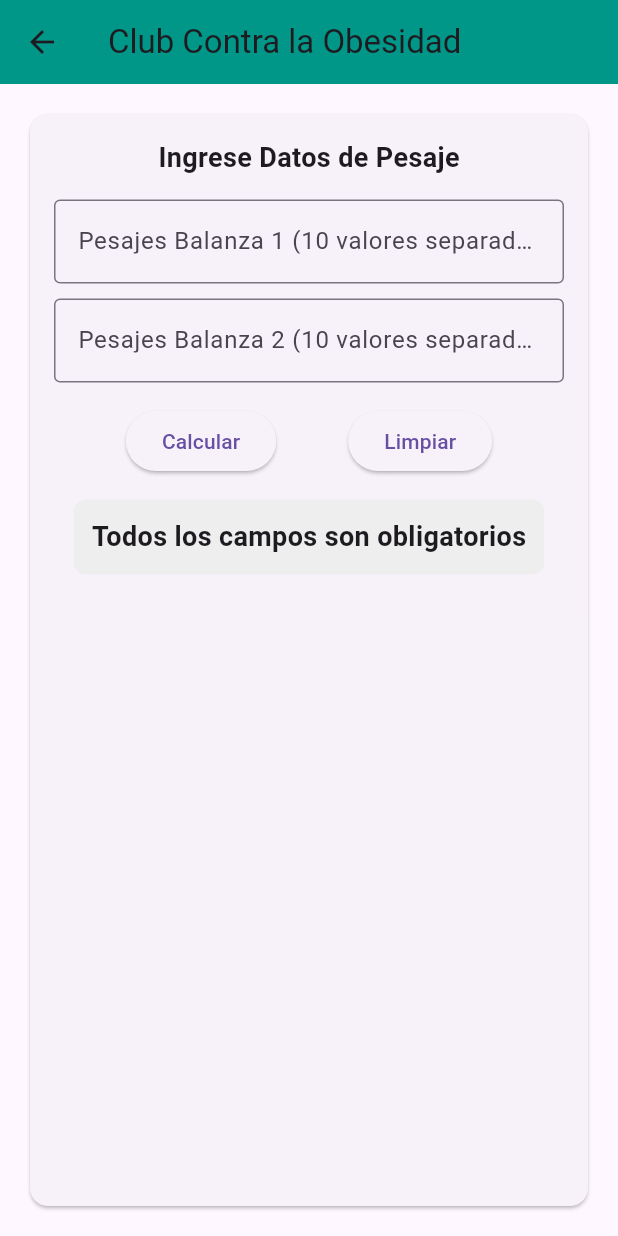
After one commit to saraycanarteg/DesarrolloAppMoviles, a Flutter app: the PesoPage screen opened directly, after a tap on "Calcular", on a phone screen of 412 x 824 dp. The commit adds this screen. Run offline on Flutter 3.47's test engine with Material 3 defaults, Android fonts, the phone set to English and light mode, and no system bars.

Commit message:
comparacion peso

```diff
--- /dev/null
+++ b/tarea1.1/lib/controller/peso_controller.dart
@@ -0,0 +1,44 @@
+import 'package:deber_p1/model/peso_model.dart';
+
+class PesoController {
+  String procesar(String pesajes1Str, String pesajes2Str) {
+    try {
+      // Validar campos vacíos
+      if (pesajes1Str.isEmpty || pesajes2Str.isEmpty) {
+        return 'Todos los campos son obligatorios';
+      }
+
+      // Parsear pesajes de la primera balanza
+      final pesajes1 = pesajes1Str.split(',').map((e) => double.parse(e.trim())).toList();
+
+      // Parsear pesajes de la segunda balanza
+      final pesajes2 = pesajes2Str.split(',').map((e) => double.parse(e.trim())).toList();
+
+      // Validar que haya exactamente 10 pesajes en cada balanza
+      if (pesajes1.length != 10) {
+        return 'Ingrese exactamente 10 pesajes en la primera balanza';
+      }
+
+      if (pesajes2.length != 10) {
+        return 'Ingrese exactamente 10 pesajes en la segunda balanza';
+      }
+
+      // Validar valores positivos
+      if (pesajes1.any((p) => p <= 0) || pesajes2.any((p) => p <= 0)) {
+        return 'Los pesos deben ser valores positivos';
+      }
+
+      // Calcular
+      final resultado = PesoModel.calcularPeso(pesajes1, pesajes2);
+
+      return '''
+${resultado.estado} ${resultado.diferencia.toStringAsFixed(2)} kg
+
+Promedio Pesaje 1: ${resultado.promedioPeso1.toStringAsFixed(2)} kg
+Promedio Pesaje 2: ${resultado.promedioPeso2.toStringAsFixed(2)} kg
+      ''';
+    } catch (e) {
+      return 'Ingrese valores válidos. Formato: 10 pesos separados por coma en cada campo';
+    }
+  }
+}
--- /dev/null
+++ b/tarea1.1/lib/model/peso_model.dart
@@ -0,0 +1,33 @@
+class PesoModel {
+  final double promedioPeso1;
+  final double promedioPeso2;
+  final double diferencia;
+  final String estado;
+
+  PesoModel({
+    required this.promedioPeso1,
+    required this.promedioPeso2,
+    required this.diferencia,
+    required this.estado,
+  });
+
+  static PesoModel calcularPeso(
+      List<double> pesajes1, List<double> pesajes2) {
+    // Calcular promedio de los 10 pesajes de cada balanza
+    final promedio1 = pesajes1.fold(0.0, (a, b) => a + b) / pesajes1.length;
+    final promedio2 = pesajes2.fold(0.0, (a, b) => a + b) / pesajes2.length;
+
+    // Calcular diferencia
+    final diferencia = promedio2 - promedio1;
+
+    // Determinar estado
+    final estado = diferencia > 0 ? 'SUBIO' : 'BAJO';
+
+    return PesoModel(
+      promedioPeso1: promedio1,
+      promedioPeso2: promedio2,
+      diferencia: diferencia.abs(),
+      estado: estado,
+    );
+  }
+}
--- a/tarea1.1/lib/view/menu_page.dart
+++ b/tarea1.1/lib/view/menu_page.dart
@@ -3,6 +3,7 @@ import 'cajero_view.dart';
 import 'vuelto_view.dart';
 import 'bisiesto_view.dart';
 import 'perfecto_view.dart';
+import 'peso_view.dart';
 
 class MenuPage extends StatelessWidget {
   @override
@@ -63,6 +64,18 @@ class MenuPage extends StatelessWidget {
               child: Text("Ejercicio 4 - Número Perfecto"),
             ),
 
+            SizedBox(height: 20),
+
+            ElevatedButton(
+              onPressed: () {
+                Navigator.push(
+                  context,
+                  MaterialPageRoute(builder: (context) => PesoPage()),
+                );
+              },
+              child: Text("Ejercicio 5 - Control de Peso"),
+            ),
+
           ],
         ),
       ),
--- /dev/null
+++ b/tarea1.1/lib/view/peso_view.dart
@@ -0,0 +1,157 @@
+import 'package:flutter/material.dart';
+import 'package:deber_p1/controller/peso_controller.dart';
+
+//********************** atomos **********************
+class Label extends StatelessWidget {
+  final String text;
+  Label(this.text, {super.key});
+
+  @override
+  Widget build(BuildContext context) =>
+      Text(text, style: TextStyle(fontSize: 18, fontWeight: FontWeight.bold));
+}
+
+class InputField extends StatelessWidget {
+  final TextEditingController controller;
+  final String hint;
+
+  InputField({super.key, required this.controller, required this.hint});
+
+  @override
+  Widget build(BuildContext context) => TextField(
+    controller: controller,
+    decoration: InputDecoration(
+      labelText: hint,
+      border: OutlineInputBorder(),
+    ),
+  );
+}
+
+class PrimaryButton extends StatelessWidget {
+  final String text;
+  final VoidCallback onPressed;
+  PrimaryButton({super.key, required this.text, required this.onPressed});
+
+  @override
+  Widget build(BuildContext context) =>
+      ElevatedButton(onPressed: onPressed, child: Text(text));
+}
+
+//************************ molecula *********************************************
+class PesajesForm extends StatelessWidget {
+  final TextEditingController pesajes1C;
+  final TextEditingController pesajes2C;
+
+  PesajesForm({
+    super.key,
+    required this.pesajes1C,
+    required this.pesajes2C,
+  });
+
+  @override
+  Widget build(BuildContext context) {
+    return Column(
+      children: [
+        InputField(
+          controller: pesajes1C,
+          hint: 'Pesajes Balanza 1 (10 valores separados por coma)',
+        ),
+        SizedBox(height: 10),
+        InputField(
+          controller: pesajes2C,
+          hint: 'Pesajes Balanza 2 (10 valores separados por coma)',
+        ),
+      ],
+    );
+  }
+}
+
+//***************************** organismo *********************************************
+class PesoCard extends StatefulWidget {
+  PesoCard({super.key});
+
+  @override
+  State<PesoCard> createState() => _PesoCardState();
+}
+
+class _PesoCardState extends State<PesoCard> {
+  final _ctrlpesajes1 = TextEditingController();
+  final _ctrlpesajes2 = TextEditingController();
+  String _resultado = '';
+
+  final _controller = PesoController();
+
+  void _calcular() {
+    setState(() {
+      _resultado = _controller.procesar(
+        _ctrlpesajes1.text,
+        _ctrlpesajes2.text,
+      );
+    });
+  }
+
+  void _limpiar() {
+    setState(() {
+      _ctrlpesajes1.clear();
+      _ctrlpesajes2.clear();
+      _resultado = '';
+    });
+  }
+
+  @override
+  Widget build(BuildContext context) {
+    return Card(
+      margin: EdgeInsets.all(10),
+      child: Padding(
+        padding: EdgeInsets.all(16),
+        child: Column(
+          children: [
+            Label('Ingrese Datos de Pesaje'),
+            SizedBox(height: 15),
+            PesajesForm(
+              pesajes1C: _ctrlpesajes1,
+              pesajes2C: _ctrlpesajes2,
+            ),
+            SizedBox(height: 15),
+            Row(
+              mainAxisAlignment: MainAxisAlignment.spaceEvenly,
+              children: [
+                PrimaryButton(text: 'Calcular', onPressed: _calcular),
+                PrimaryButton(text: 'Limpiar', onPressed: _limpiar),
+              ],
+            ),
+            SizedBox(height: 15),
+            if (_resultado.isNotEmpty)
+              Container(
+                padding: EdgeInsets.all(12),
+                decoration: BoxDecoration(
+                  color: Colors.grey[200],
+                  borderRadius: BorderRadius.circular(8),
+                ),
+                child: Label(_resultado),
+              ),
+          ],
+        ),
+      ),
+    );
+  }
+}
+
+//4. Pagina
+class PesoPage extends StatelessWidget {
+  PesoPage({super.key});
+
+  @override
+  Widget build(BuildContext context) {
+    return Scaffold(
+      appBar: AppBar(
+        title: Text('Club Contra la Obesidad'),
+        backgroundColor: Colors.teal,
+      ),
+      body: Padding(
+        padding: EdgeInsets.all(10),
+        child: PesoCard(),
+      ),
+    );
+  }
+}
```
Also changed, not shown: 1 other file.
